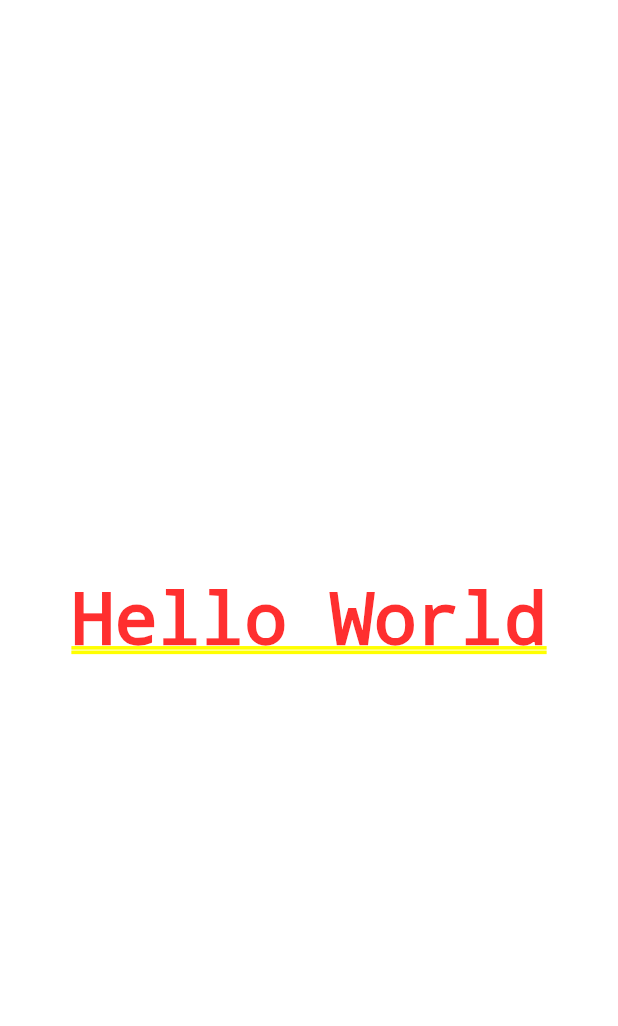
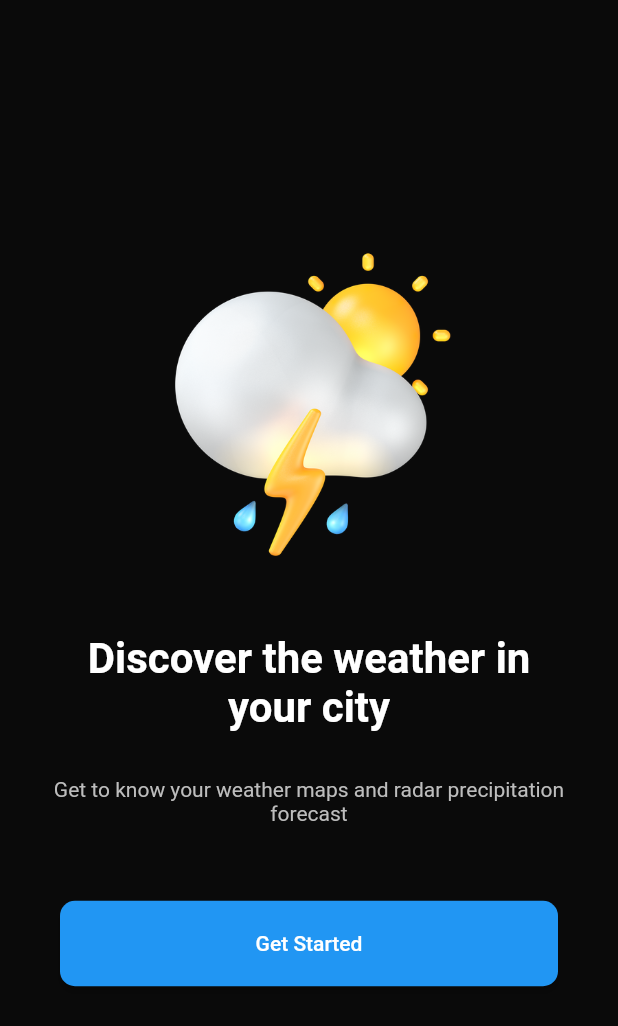
Before and after one commit to maodo/weather_app, a Flutter app: the screen it shows after launch, on a phone screen of 412 x 824 dp. Shown: the top 1026 px of the screen. Run offline on Flutter 3.47's test engine with Material 2 defaults, Android fonts, the phone set to English and light mode, and no system bars.

Commit message:
Home screen design init

```diff
--- a/lib/screens/home_screen.dart
+++ b/lib/screens/home_screen.dart
@@ -1,12 +1,74 @@
 import 'package:flutter/material.dart';
 
 class HomeScreen extends StatelessWidget {
-  const HomeScreen({ Key? key }) : super(key: key);
+  const HomeScreen({Key? key}) : super(key: key);
 
   @override
   Widget build(BuildContext context) {
-    return Container(
-      child: Center(child: Text("Hello World")),
+    return Scaffold(
+      body: Container(
+          child: Stack(
+        children: [
+          // Padding(
+          //   padding: const EdgeInsets.only(top:300.0),
+          //   child: Image(
+          //     image: AssetImage('images/home_image.webp'),
+
+          //   ),
+          // ),
+          Container(
+            width: double.infinity,
+            color: Colors.black.withOpacity(0.8),
+            child: Column(
+              mainAxisAlignment: MainAxisAlignment.center,
+              children: [
+                Image(
+                  image: AssetImage('images/home_image.webp'),
+                ),
+                Container(
+                  margin: EdgeInsets.only(top: 50.0, left: 50.0, right: 50.0),
+                  child: Text(
+                    'Discover the weather in your city',
+                    textAlign: TextAlign.center,
+                    style: TextStyle(
+                      fontSize: 28.0,
+                      fontWeight: FontWeight.bold,
+                    ),
+                  ),
+                ),
+                Container(
+                  margin: EdgeInsets.only(top: 30.0, left: 30.0, right: 30.0),
+                  child: Text(
+                    'Get to know your weather maps and radar precipitation forecast',
+                    textAlign: TextAlign.center,
+                    style: TextStyle(color: Colors.grey.shade400),
+                  ),
+                ),
+                Container(
+                  margin: EdgeInsets.only(top: 50.0, left: 40.0, right: 40.0),
+                  child: ElevatedButton(
+                    onPressed: () => {},
+                    child: Text('Get Started'),
+                    style: ButtonStyle(
+                      shape: MaterialStateProperty.all(
+                        RoundedRectangleBorder(
+                          borderRadius: BorderRadius.circular(10.0),
+                        ),
+                      ),
+                      fixedSize: MaterialStateProperty.all(
+                        Size(
+                          double.maxFinite,
+                          57.0,
+                        ),
+                      ),
+                    ),
+                  ),
+                ),
+              ],
+            ),
+          ),
+        ],
+      )),
     );
   }
 }
```
Also changed, not shown: pubspec.yaml (+2 -13 lines), images/home_image.webp (added).
